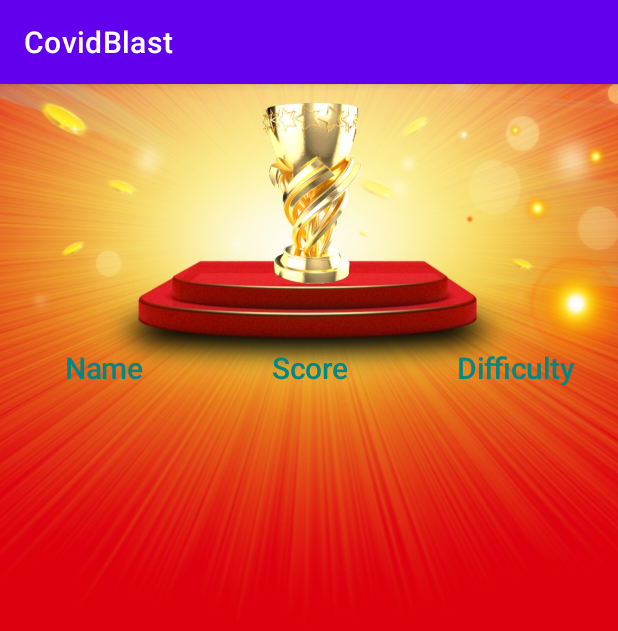
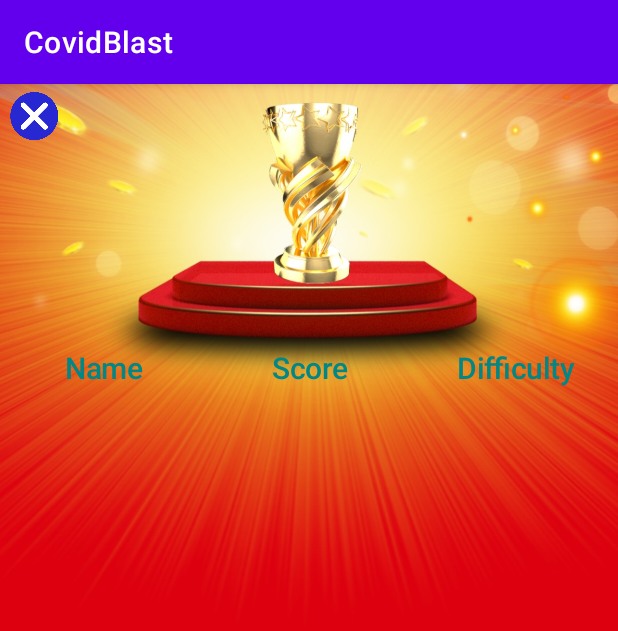
Before and after one commit to Daniel-israelov/CovidBlast, an Android app: the fragment ScoreboardFragment shown on its own in the app's theme, on a phone screen of 412 x 824 dp. Shown: the top 631 px of the screen. Run offline under Robolectric (Android 15) with nearby library versions, the phone set to English and light mode, and no system bars.

Commit message:
added fragments transitions

```diff
--- a/app/src/main/java/com/example/covidblast/MusicPlayer.java
+++ b/app/src/main/java/com/example/covidblast/MusicPlayer.java
@@ -11,7 +11,7 @@ public class MusicPlayer {
     private static MusicPlayer instance;
     private MediaPlayer mediaPlayer;
     private boolean isMusicOn = true;
-    private boolean lastMusicMode = true; //handle music in main acitivity 'onPause' and 'onResume'
+    private boolean lastMusicMode = true; //handle music in main activity 'onPause' and 'onResume'
 
     public static MusicPlayer getInstance() {
         if (instance == null)
--- a/app/src/main/java/com/example/covidblast/Score.java
+++ b/app/src/main/java/com/example/covidblast/Score.java
@@ -34,4 +34,5 @@ public class Score {
     public void setScore(int score) {
         this.score = score;
     }
+
 }
--- a/app/src/main/java/com/example/covidblast/ScoreboardFragment.java
+++ b/app/src/main/java/com/example/covidblast/ScoreboardFragment.java
@@ -5,21 +5,39 @@ import android.os.Bundle;
 import androidx.annotation.NonNull;
 import androidx.annotation.Nullable;
 import androidx.fragment.app.Fragment;
+import androidx.transition.TransitionInflater;
 import android.view.LayoutInflater;
 import android.view.View;
 import android.view.ViewGroup;
-import android.widget.RelativeLayout;
+import android.widget.ImageButton;
 import java.util.ArrayList;
 
-public class ScoreboardFragment extends Fragment {
+public class ScoreboardFragment extends Fragment implements View.OnClickListener{
     ArrayList<Score> scores;
     SharedPreferences sp;
+    ImageButton exitBtn;
+
+    @Override
+    public void onCreate(@Nullable Bundle savedInstanceState) {
+        super.onCreate(savedInstanceState);
+        TransitionInflater inflater = TransitionInflater.from(getActivity());
+        setEnterTransition(inflater.inflateTransition(R.transition.slide_down));
+        setExitTransition(inflater.inflateTransition(R.transition.slide_down));
+    }
 
     @Nullable
     @Override
     public View onCreateView(@NonNull LayoutInflater inflater, @Nullable ViewGroup container, @Nullable Bundle savedInstanceState) {
         View view = inflater.inflate(R.layout.fragment_scoreboard, container, false);
 
+        exitBtn = view.findViewById(R.id.exit_btn);
+        exitBtn.setOnClickListener(this);
+
         return view;
     }
+
+    @Override
+    public void onClick(View view) {
+
+    }
 }
--- a/app/src/main/res/anim/slide_left.xml
+++ /dev/null
@@ -1,4 +0,0 @@
-<?xml version="1.0" encoding="utf-8"?>
-<set xmlns:android="http://schemas.android.com/apk/res/android">
-
-</set>
--- a/app/src/main/res/anim/slide_right.xml
+++ /dev/null
@@ -1,4 +0,0 @@
-<?xml version="1.0" encoding="utf-8"?>
-<set xmlns:android="http://schemas.android.com/apk/res/android">
-
-</set>
--- a/app/src/main/res/layout/fragment_scoreboard.xml
+++ b/app/src/main/res/layout/fragment_scoreboard.xml
@@ -7,6 +7,20 @@
     android:layout_height="match_parent"
     android:background="@drawable/scoreboard_bakcgroung"
     tools:context=".ScoreboardFragment">
+
+    <ImageButton
+        android:id="@+id/exit_btn"
+        android:layout_width="35dp"
+        android:layout_height="35dp"
+        android:layout_margin="5dp"
+        android:layout_marginStart="15dp"
+        android:layout_marginTop="15dp"
+        android:layout_marginEnd="15dp"
+        android:layout_marginBottom="15dp"
+        android:background="@null"
+        android:scaleType="centerCrop"
+        android:src="@drawable/x_button"
+        tools:ignore="ContentDescription" />
 
     <LinearLayout
         android:id="@+id/score_table_headers"
--- /dev/null
+++ b/app/src/main/res/transition/slide_down.xml
@@ -0,0 +1,5 @@
+<?xml version="1.0" encoding="utf-8"?>
+<slide
+    xmlns:android="http://schemas.android.com/apk/res/android"
+    android:duration="@integer/material_motion_duration_medium_1"
+    android:slideEdge="bottom"/>
--- /dev/null
+++ b/app/src/main/res/transition/slide_left.xml
@@ -0,0 +1,5 @@
+<?xml version="1.0" encoding="utf-8"?>
+<slide
+    xmlns:android="http://schemas.android.com/apk/res/android"
+    android:duration="@android:integer/config_shortAnimTime"
+    android:slideEdge="left"/>
--- /dev/null
+++ b/app/src/main/res/transition/slide_right.xml
@@ -0,0 +1,5 @@
+<?xml version="1.0" encoding="utf-8"?>
+<slide
+    xmlns:android="http://schemas.android.com/apk/res/android"
+    android:duration="@android:integer/config_shortAnimTime"
+    android:slideEdge="right"/>
--- /dev/null
+++ b/app/src/main/res/transition/slide_up.xml
@@ -0,0 +1,5 @@
+<?xml version="1.0" encoding="utf-8"?>
+<slide
+    xmlns:android="http://schemas.android.com/apk/res/android"
+    android:duration="@android:integer/config_shortAnimTime"
+    android:slideEdge="top"/>
```
Also changed, not shown: app/src/main/java/com/example/covidblast/BackgroundFragment.java (+9 -0 lines), app/src/main/java/com/example/covidblast/SettingsFragment.java (+9 -5 lines), app/src/main/java/com/example/covidblast/UpgradesFragment.java (+10 -0 lines), app/src/main/res/anim/slide_down.xml (deleted, +0 -9 lines), app/src/main/res/anim/slide_up.xml (deleted, +0 -9 lines), app/src/main/res/drawable/x_button.webp (added).
